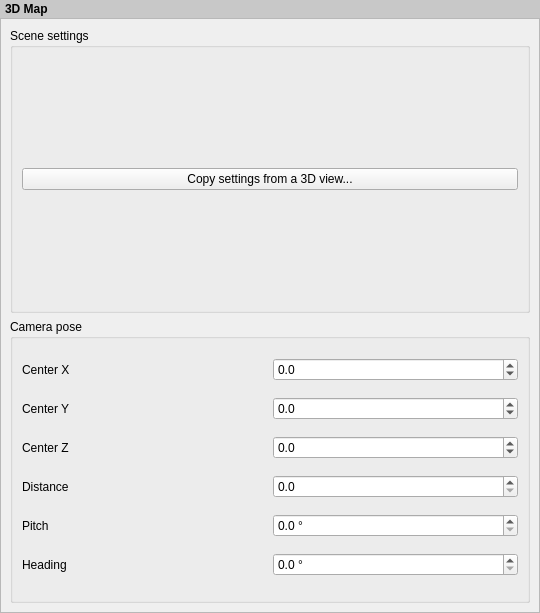
Before: the Qt Designer form src/ui/layout/qgslayout3dmapwidgetbase.ui in qgis/QGIS, drawn with Qt 5.
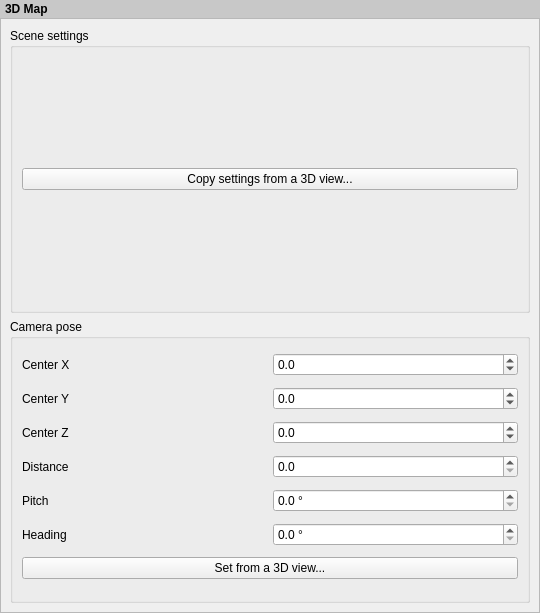
After: the same form once the commit is applied. Custom widgets are drawn as their Qt base class.

Commit message: A new button to set camera pose from an existing 3D view

Patch:
```diff
--- a/src/ui/layout/qgslayout3dmapwidgetbase.ui
+++ b/src/ui/layout/qgslayout3dmapwidgetbase.ui
@@ -54,9 +54,9 @@
       <property name="geometry">
        <rect>
         <x>0</x>
-        <y>0</y>
+        <y>-128</y>
         <width>510</width>
-        <height>635</height>
+        <height>698</height>
        </rect>
       </property>
       <layout class="QVBoxLayout" name="mainLayout">
@@ -195,7 +195,14 @@
              <number>1</number>
             </property>
             <property name="maximum">
-             <double>360.000000000000000</double>
+             <double>9999999.000000000000000</double>
+            </property>
+           </widget>
+          </item>
+          <item row="6" column="0" colspan="2">
+           <widget class="QPushButton" name="mPoseFromViewButton">
+            <property name="text">
+             <string>Set from a 3D view...</string>
             </property>
            </widget>
           </item>
```
Left out of the diff: 104 changed lines with no effect on the pictures. The commit also changes 2 other files.
